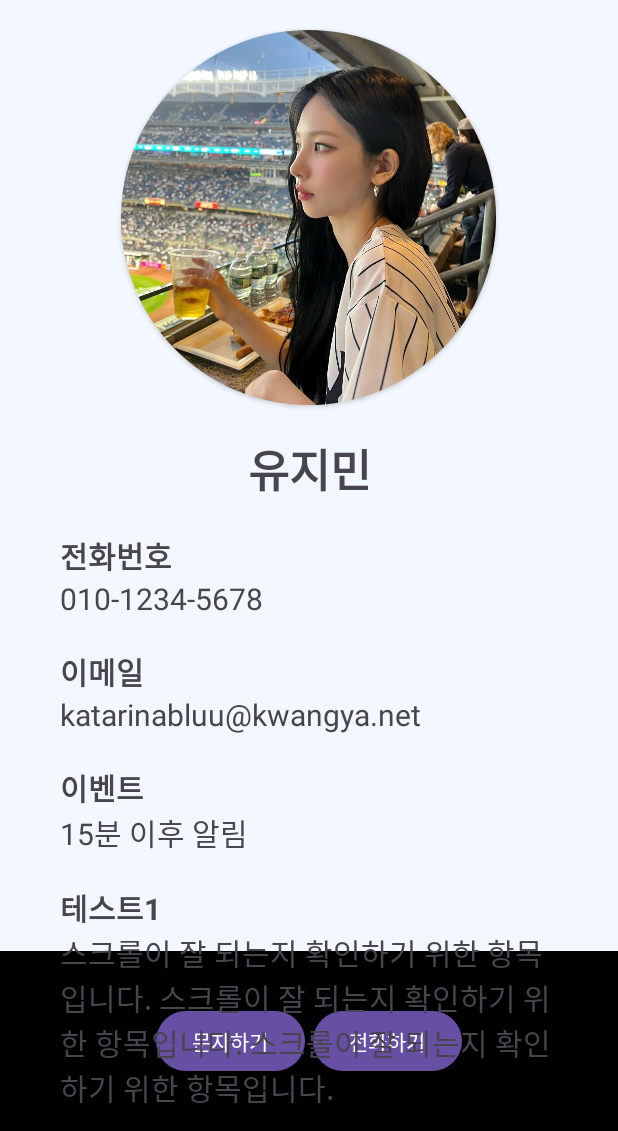
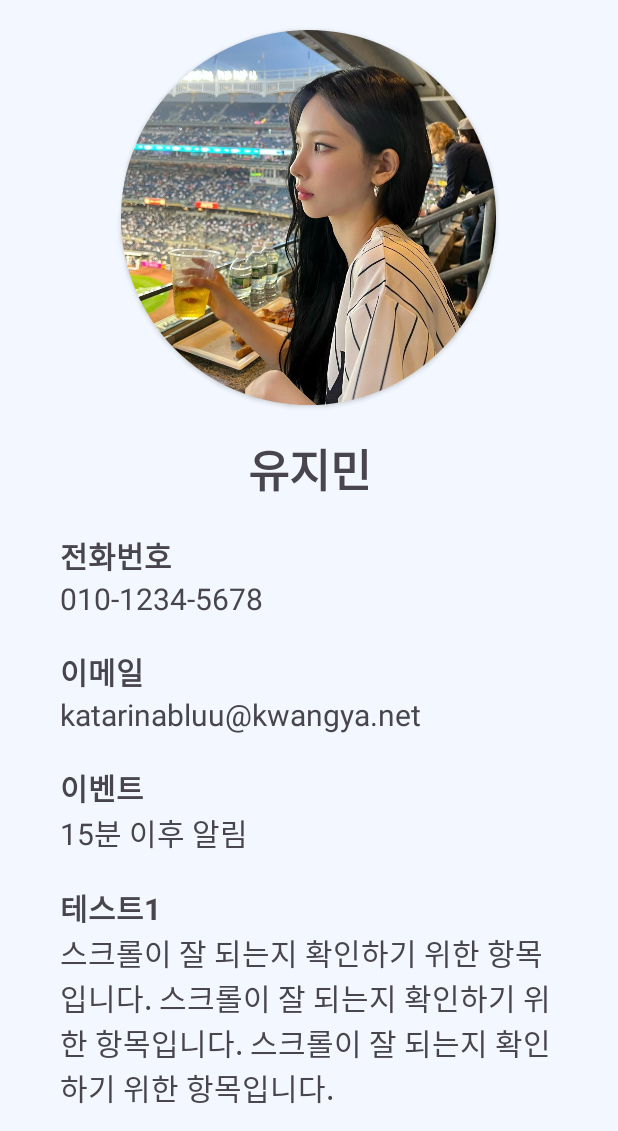
Before and after one commit to NBC-Project-closer/Closer, an Android app: the screen it shows after launch (MainActivity), on a phone screen of 412 x 824 dp, the part 105-1236 px from its top. Run offline under Robolectric (Android 15) with nearby library versions, the phone set to English and light mode, and no system bars.

Commit message:
[fix][test] 하단 버튼 프래그먼트가 스크롤과 자꾸 겹치는 일이 발생해 우선 안 보이게 처리함.

```diff
--- a/app/src/main/res/drawable/detail_button_bar_bg.xml
+++ b/app/src/main/res/drawable/detail_button_bar_bg.xml
@@ -5,6 +5,6 @@
     <gradient
         android:angle="90"
         android:endColor="#00F3F7FF"
-        android:centerColor="#F3F7FF"
-        android:startColor="#F3F7FF" />
+        android:centerColor="@color/black"
+        android:startColor="@color/black" />
 </shape>
--- a/app/src/main/res/layout/fragment_contact_detail.xml
+++ b/app/src/main/res/layout/fragment_contact_detail.xml
@@ -14,13 +14,15 @@
         app:layout_constraintTop_toTopOf="parent"
         app:layout_constraintStart_toStartOf="parent"/>
 
-    <fragment
-        android:id="@+id/detail_btm_bar_frag"
-        android:layout_width="match_parent"
-        android:layout_height="120dp"
-        android:name="com.example.nbc_closer.DetailButtonBarFragment"
-        app:layout_constraintBottom_toBottomOf="parent"
-        app:layout_constraintStart_toStartOf="parent"/>
+    <!--하단 버튼-->
+<!--    <fragment-->
+<!--        android:id="@+id/detail_btm_bar_frag"-->
+<!--        android:layout_width="match_parent"-->
+<!--        android:layout_height="120dp"-->
+<!--        android:name="com.example.nbc_closer.DetailButtonBarFragment"-->
+<!--        app:layout_constraintBottom_toBottomOf="parent"-->
+<!--        app:layout_constraintStart_toStartOf="parent"-->
+<!--        android:elevation="10dp"/>-->
 
     <ScrollView
         android:id="@+id/detail_scroll_view"
--- a/app/src/main/res/layout/fragment_detail_button_bar.xml
+++ b/app/src/main/res/layout/fragment_detail_button_bar.xml
@@ -8,7 +8,7 @@
         android:id="@+id/detail_btn_bar_bg"
         android:layout_width="match_parent"
         android:layout_height="120dp"
-        android:background="@color/black"/>
+        android:src="@drawable/detail_button_bar_bg"/>
     <!-- [to-do] 추후 drawable로 흰색 그라데이션 배경 그려 교체하기 -->
 
     <!-- [to-do] 추후 버튼 예쁘게 꾸미기 -->
```
